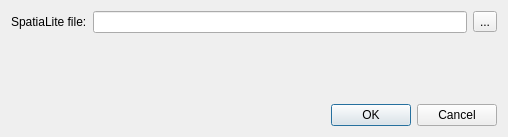
Above: plugin/merge_dialog_base.ui from IZSVenezie/VetEpiGIS-Group before the change. Below: the same form after it.
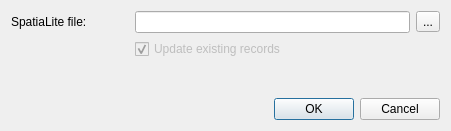
That is the form after the change.

```diff
--- a/plugin/merge_dialog_base.ui
+++ b/plugin/merge_dialog_base.ui
@@ -6,8 +6,8 @@
    <rect>
     <x>0</x>
     <y>0</y>
-    <width>508</width>
-    <height>137</height>
+    <width>451</width>
+    <height>131</height>
    </rect>
   </property>
   <property name="windowTitle">
@@ -21,14 +21,14 @@
      </property>
     </widget>
    </item>
-   <item row="0" column="1">
+   <item row="0" column="1" colspan="2">
     <widget class="QLineEdit" name="lineEdit">
      <property name="readOnly">
       <bool>true</bool>
      </property>
     </widget>
    </item>
-   <item row="0" column="2">
+   <item row="0" column="3">
     <widget class="QToolButton" name="toolButton">
      <property name="text">
       <string>...</string>
@@ -36,6 +36,19 @@
     </widget>
    </item>
    <item row="1" column="1">
+    <widget class="QCheckBox" name="checkBox">
+     <property name="enabled">
+      <bool>false</bool>
+     </property>
+     <property name="text">
+      <string>Update existing records</string>
+     </property>
+     <property name="checked">
+      <bool>true</bool>
+     </property>
+    </widget>
+   </item>
+   <item row="2" column="2" colspan="2">
     <spacer name="verticalSpacer">
      <property name="orientation">
       <enum>Qt::Vertical</enum>
@@ -48,7 +61,7 @@
      </property>
     </spacer>
    </item>
-   <item row="2" column="1" colspan="2">
+   <item row="3" column="1" colspan="3">
     <widget class="QDialogButtonBox" name="buttonBox">
      <property name="orientation">
       <enum>Qt::Horizontal</enum>
```
